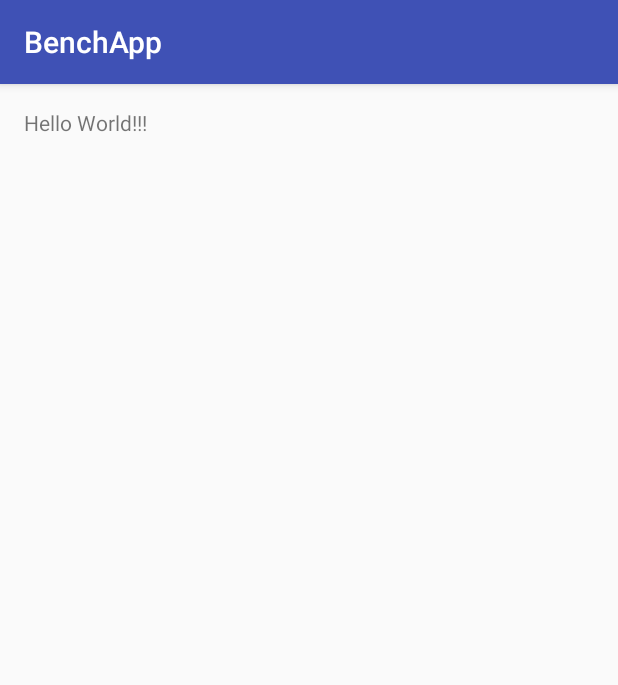
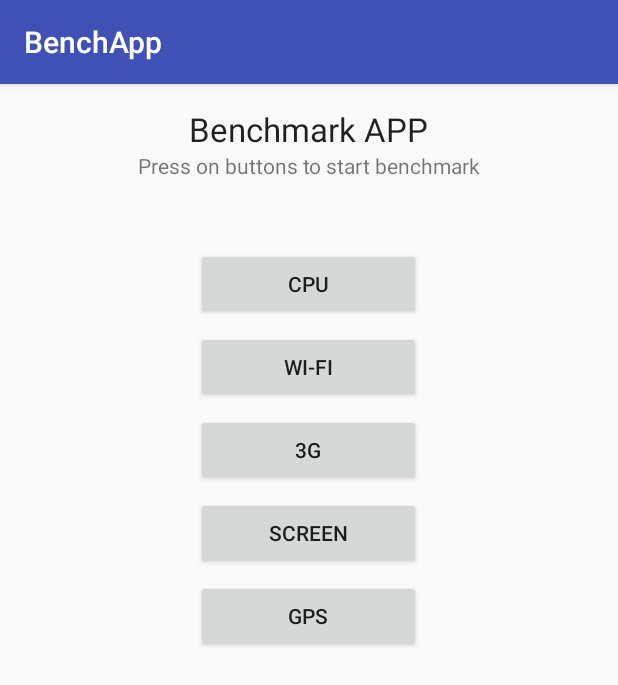
Before and after one commit to Fabio292/BenchApp, an Android app: the screen it shows after launch (BenchMain), on a phone screen of 412 x 824 dp. Shown: the top 685 px of the screen. Run offline under Robolectric (Android 15) with nearby library versions, the phone set to English and light mode, and no system bars.

Commit message:
Managed Button

```diff
--- a/app/src/main/AndroidManifest.xml
+++ b/app/src/main/AndroidManifest.xml
@@ -6,9 +6,9 @@
         android:allowBackup="true"
         android:icon="@mipmap/ic_launcher"
         android:label="@string/app_name"
-        android:supportsRtl="true"
         android:theme="@style/AppTheme">
         <activity android:name=".BenchMain">
+
             <intent-filter>
                 <action android:name="android.intent.action.MAIN" />
 
--- a/app/src/main/java/fabiogentile/benchapp/BenchMain.java
+++ b/app/src/main/java/fabiogentile/benchapp/BenchMain.java
@@ -1,13 +1,63 @@
 package fabiogentile.benchapp;
 
+import android.os.Bundle;
 import android.support.v7.app.AppCompatActivity;
-import android.os.Bundle;
+import android.util.Log;
+import android.view.View;
+import android.widget.Button;
 
-public class BenchMain extends AppCompatActivity {
+public class BenchMain extends AppCompatActivity implements View.OnClickListener {
+    private final String TAG = "BenchMain";
 
     @Override
     protected void onCreate(Bundle savedInstanceState) {
         super.onCreate(savedInstanceState);
         setContentView(R.layout.activity_bench_main);
+
+        Button btn_cpu = (Button) findViewById(R.id.btn_cpu);
+        btn_cpu.setOnClickListener(this);
+        Button btn_wifi = (Button) findViewById(R.id.btn_wifi);
+        btn_wifi.setOnClickListener(this);
+        Button btn_3g = (Button) findViewById(R.id.btn_3g);
+        btn_3g.setOnClickListener(this);
+        Button btn_lcd = (Button) findViewById(R.id.btn_lcd);
+        btn_lcd.setOnClickListener(this);
+        Button btn_gps = (Button) findViewById(R.id.btn_gps);
+        btn_gps.setOnClickListener(this);
+
     }
+
+
+    @Override
+    public void onClick(View v) {
+        switch (v.getId()) {
+
+            case R.id.btn_cpu:
+                Log.i(TAG, "onClick: CPU");
+                break;
+
+            case R.id.btn_wifi:
+                Log.i(TAG, "onClick: WIFI");
+                break;
+
+            case R.id.btn_3g:
+                Log.i(TAG, "onClick: 3G");
+                break;
+
+            case R.id.btn_lcd:
+                Log.i(TAG, "onClick: LCD");
+                break;
+
+            case R.id.btn_gps:
+                Log.i(TAG, "onClick: GPS");
+                break;
+
+            default:
+                Log.e(TAG, "onClick: button not recognized");
+                break;
+        }
+    }
+
+
+
 }
--- /dev/null
+++ b/app/src/main/java/fabiogentile/benchapp/LcdBench.java
@@ -0,0 +1,5 @@
+package fabiogentile.benchapp;
+
+
+public class LcdBench {
+}
--- a/app/src/main/res/layout/activity_bench_main.xml
+++ b/app/src/main/res/layout/activity_bench_main.xml
@@ -1,17 +1,87 @@
 <?xml version="1.0" encoding="utf-8"?>
-<RelativeLayout xmlns:android="http://schemas.android.com/apk/res/android"
+<LinearLayout xmlns:android="http://schemas.android.com/apk/res/android"
     xmlns:tools="http://schemas.android.com/tools"
     android:layout_width="match_parent"
     android:layout_height="match_parent"
-    android:paddingBottom="@dimen/activity_vertical_margin"
-    android:paddingLeft="@dimen/activity_horizontal_margin"
-    android:paddingRight="@dimen/activity_horizontal_margin"
-    android:paddingTop="@dimen/activity_vertical_margin"
+    android:orientation="vertical"
+    android:paddingLeft="10dp"
+    android:paddingRight="10dp"
     tools:context="fabiogentile.benchapp.BenchMain">
 
+    <Space
+        android:layout_width="match_parent"
+        android:layout_height="15dp" />
+
     <TextView
+        android:id="@+id/textView2"
         android:layout_width="wrap_content"
         android:layout_height="wrap_content"
-        android:text="Hello World!!!" />
+        android:layout_gravity="center_horizontal"
+        android:text="@string/app_title"
+        android:textAppearance="?android:attr/textAppearanceLarge" />
 
-</RelativeLayout>
+    <TextView
+        android:id="@+id/textView_subt"
+        android:layout_width="wrap_content"
+        android:layout_height="wrap_content"
+        android:layout_gravity="center_horizontal"
+        android:text="@string/txt_subt"
+        android:textAppearance="?android:attr/textAppearanceSmall" />
+
+    <Space
+        android:layout_width="match_parent"
+        android:layout_height="45dp" />
+
+    <Button
+        android:id="@+id/btn_cpu"
+        android:layout_width="150dp"
+        android:layout_height="wrap_content"
+        android:layout_gravity="center_horizontal"
+        android:text="@string/btn_cpu" />
+
+    <Space
+        android:layout_width="match_parent"
+        android:layout_height="7dp" />
+
+    <Button
+        android:id="@+id/btn_wifi"
+        android:layout_width="150dp"
+        android:layout_height="wrap_content"
+        android:layout_gravity="center_horizontal"
+        android:text="@string/btn_wifi" />
+
+    <Space
+        android:layout_width="match_parent"
+        android:layout_height="7dp" />
+
+    <Button
+        android:id="@+id/btn_3g"
+        android:layout_width="150dp"
+        android:layout_height="wrap_content"
+        android:layout_gravity="center_horizontal"
+        android:text="@string/btn_3g" />
+
+    <Space
+        android:layout_width="match_parent"
+        android:layout_height="7dp" />
+
+    <Button
+        android:id="@+id/btn_lcd"
+        android:layout_width="150dp"
+        android:layout_height="wrap_content"
+        android:layout_gravity="center_horizontal"
+        android:text="@string/btn_screen" />
+
+    <Space
+        android:layout_width="match_parent"
+        android:layout_height="7dp" />
+
+    <Button
+        android:id="@+id/btn_gps"
+        android:layout_width="150dp"
+        android:layout_height="wrap_content"
+        android:layout_gravity="center_horizontal"
+        android:text="@string/btn_gps" />
+
+
+</LinearLayout>
--- a/app/src/main/res/values/strings.xml
+++ b/app/src/main/res/values/strings.xml
@@ -1,3 +1,10 @@
 <resources>
     <string name="app_name">BenchApp</string>
+    <string name="app_title">Benchmark APP</string>
+    <string name="btn_cpu">CPU</string>
+    <string name="btn_wifi">Wi-Fi</string>
+    <string name="btn_3g">3G</string>
+    <string name="btn_screen">Screen</string>
+    <string name="btn_gps">GPS</string>
+    <string name="txt_subt">Press on buttons to start benchmark</string>
 </resources>
```
